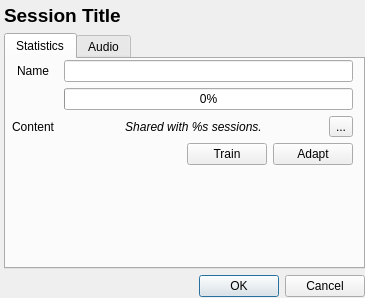
smartboyhw/speechcontrol, file res/ui/session-information-dialog.ui: the form before one commit.
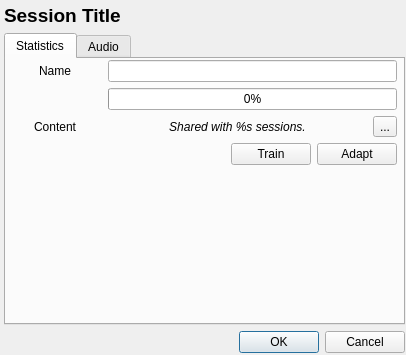
The form after the commit. The open tabs and pages were chosen to show the change. Icons and pictures are not drawn.

Commit message: Updated the Session information dialog to permit use of 'Train' and 'Adapt' buttons.

Patch:
```diff
--- a/res/ui/session-information-dialog.ui
+++ b/res/ui/session-information-dialog.ui
@@ -6,8 +6,8 @@
    <rect>
     <x>0</x>
     <y>0</y>
-    <width>365</width>
-    <height>298</height>
+    <width>406</width>
+    <height>355</height>
    </rect>
   </property>
   <property name="windowTitle">
@@ -22,8 +22,8 @@
     <rect>
      <x>4</x>
      <y>4</y>
-     <width>361</width>
-     <height>293</height>
+     <width>401</width>
+     <height>349</height>
     </rect>
    </property>
    <layout class="QGridLayout" name="gridLayout">
@@ -47,6 +47,9 @@
       <property name="text">
        <string>Session Title</string>
       </property>
+      <property name="wordWrap">
+       <bool>true</bool>
+      </property>
      </widget>
     </item>
     <item row="1" column="0">
@@ -69,8 +72,8 @@
          <rect>
           <x>2</x>
           <y>1</y>
-          <width>345</width>
-          <height>205</height>
+          <width>389</width>
+          <height>261</height>
          </rect>
         </property>
         <layout class="QGridLayout" name="gridLayout_2">
```
Left out of the diff: 8 changed lines with no effect on the pictures.
